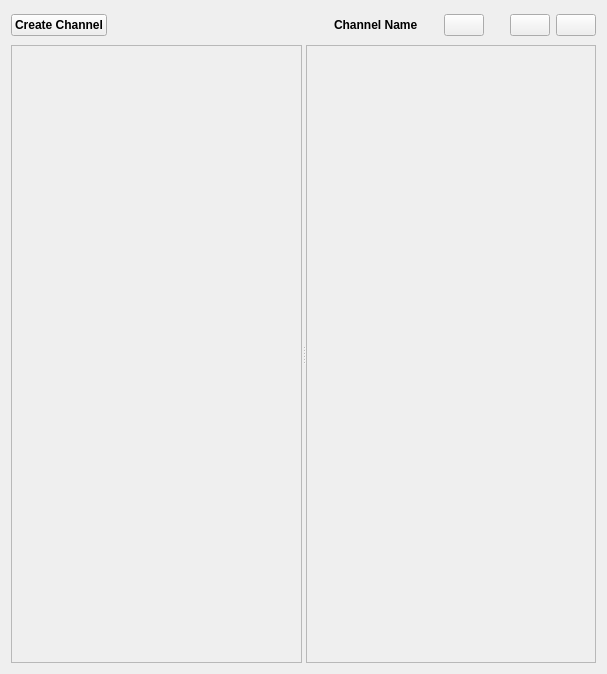
This is retroshare-gui/src/gui/ChannelFeed.ui in RetroShare/RetroShare as Qt 5 draws it before an edit. The edited form follows.
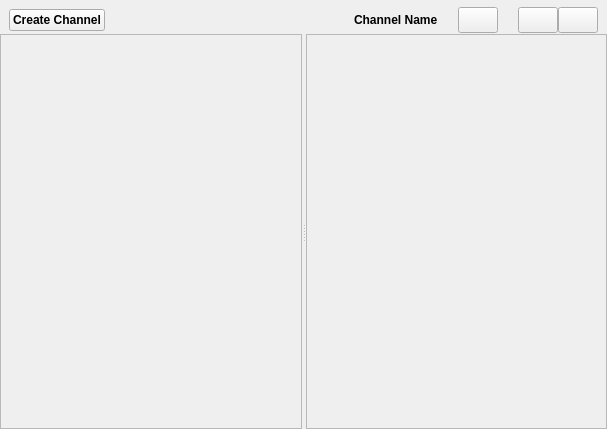
This is the edited form. Icons and pictures are not drawn.

Commit message: -added Icon/Text Label for News Feed -fixed lots of Layouts

The edit to the form file:
```diff
--- a/retroshare-gui/src/gui/ChannelFeed.ui
+++ b/retroshare-gui/src/gui/ChannelFeed.ui
@@ -6,15 +6,30 @@
     <x>0</x>
     <y>0</y>
     <width>607</width>
-    <height>674</height>
+    <height>429</height>
    </rect>
   </property>
   <property name="windowTitle" >
    <string>Form</string>
   </property>
   <layout class="QVBoxLayout" >
+   <property name="spacing" >
+    <number>0</number>
+   </property>
+   <property name="margin" >
+    <number>0</number>
+   </property>
    <item>
     <layout class="QHBoxLayout" >
+     <property name="leftMargin" >
+      <number>9</number>
+     </property>
+     <property name="topMargin" >
+      <number>6</number>
+     </property>
+     <property name="rightMargin" >
+      <number>9</number>
+     </property>
      <item>
       <widget class="QPushButton" name="chanButton" >
        <property name="font" >
@@ -27,7 +42,14 @@
         <string>Create Channel</string>
        </property>
        <property name="icon" >
-        <iconset resource="images.qrc" >:/images/network32.png</iconset>
+        <iconset resource="images.qrc" >
+         <normaloff>:/images/add_channel24.png</normaloff>:/images/add_channel24.png</iconset>
+       </property>
+       <property name="iconSize" >
+        <size>
+         <width>16</width>
+         <height>16</height>
+        </size>
        </property>
       </widget>
      </item>
@@ -46,6 +68,12 @@
      </item>
      <item>
       <widget class="QLabel" name="iconLabel" >
+       <property name="minimumSize" >
+        <size>
+         <width>24</width>
+         <height>24</height>
+        </size>
+       </property>
        <property name="text" >
         <string/>
        </property>
@@ -91,6 +119,12 @@
          <verstretch>0</verstretch>
         </sizepolicy>
        </property>
+       <property name="minimumSize" >
+        <size>
+         <width>26</width>
+         <height>26</height>
+        </size>
+       </property>
        <property name="toolTip" >
         <string>Post To Channel</string>
        </property>
@@ -126,6 +160,12 @@
          <verstretch>0</verstretch>
         </sizepolicy>
        </property>
+       <property name="minimumSize" >
+        <size>
+         <width>26</width>
+         <height>26</height>
+        </size>
+       </property>
        <property name="toolTip" >
         <string>Subscribe To Channel</string>
        </property>
@@ -145,6 +185,12 @@
          <verstretch>0</verstretch>
         </sizepolicy>
        </property>
+       <property name="minimumSize" >
+        <size>
+         <width>26</width>
+         <height>26</height>
+        </size>
+       </property>
        <property name="toolTip" >
         <string>Unsubcribe To Channel</string>
        </property>
```
Left out of the diff: 17 changed lines with no effect on the pictures. The commit also changes 20 other files.
